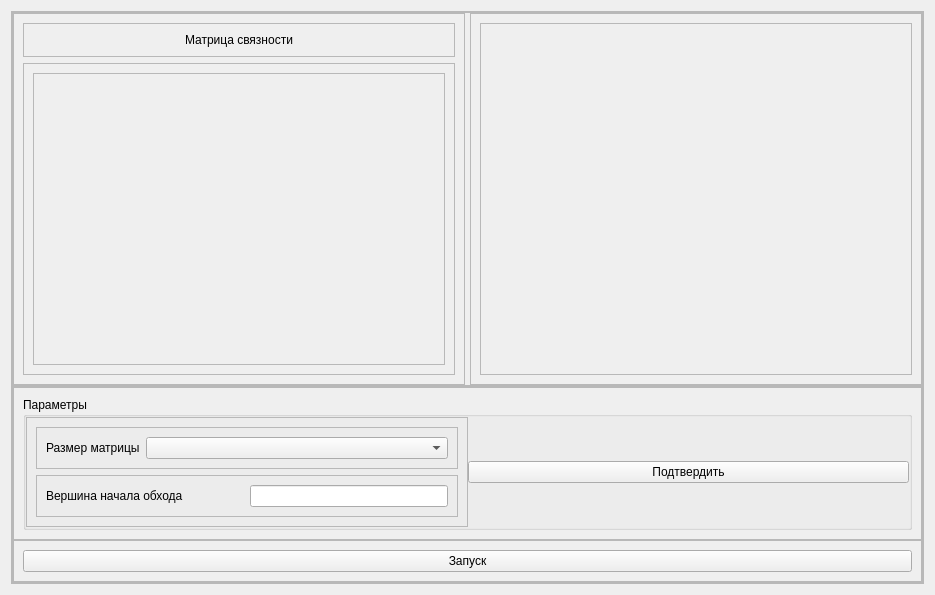
The window that dfs_algo_widget.ui (Lunovoy/graph-algorithms) describes before a commit, drawn with Qt 5.
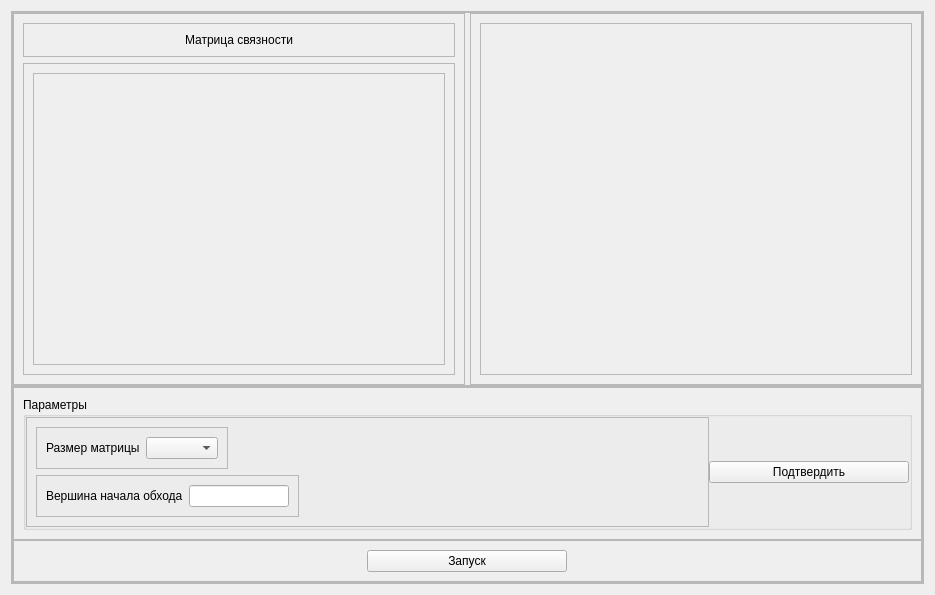
The same window after the commit.

What changed in the file:
```diff
--- a/dfs_algo_widget.ui
+++ b/dfs_algo_widget.ui
@@ -229,7 +229,7 @@
                   <enum>QFrame::Raised</enum>
                  </property>
                  <layout class="QVBoxLayout" name="verticalLayout_2">
-                  <item>
+                  <item alignment="Qt::AlignLeft">
                    <widget class="QFrame" name="frame">
                     <property name="frameShape">
                      <enum>QFrame::StyledPanel</enum>
@@ -259,12 +259,18 @@
                          <verstretch>0</verstretch>
                         </sizepolicy>
                        </property>
+                       <property name="maximumSize">
+                        <size>
+                         <width>100</width>
+                         <height>16777215</height>
+                        </size>
+                       </property>
                       </widget>
                      </item>
                     </layout>
                    </widget>
                   </item>
-                  <item>
+                  <item alignment="Qt::AlignLeft">
                    <widget class="QFrame" name="frame_2">
                     <property name="frameShape">
                      <enum>QFrame::StyledPanel</enum>
@@ -288,6 +294,12 @@
                          <verstretch>0</verstretch>
                         </sizepolicy>
                        </property>
+                       <property name="maximumSize">
+                        <size>
+                         <width>100</width>
+                         <height>16777215</height>
+                        </size>
+                       </property>
                       </widget>
                      </item>
                     </layout>
@@ -297,7 +309,13 @@
                 </widget>
                </item>
                <item>
-                <widget class="QPushButton" name="pb_apply_2">
+                <widget class="QPushButton" name="pb_apply">
+                 <property name="maximumSize">
+                  <size>
+                   <width>200</width>
+                   <height>16777215</height>
+                  </size>
+                 </property>
                  <property name="text">
                   <string>Подтвердить</string>
                  </property>
@@ -319,7 +337,13 @@
            </property>
            <layout class="QHBoxLayout" name="horizontalLayout_14">
             <item>
-             <widget class="QPushButton" name="pb_launch_2">
+             <widget class="QPushButton" name="pb_launch">
+              <property name="maximumSize">
+               <size>
+                <width>200</width>
+                <height>16777215</height>
+               </size>
+              </property>
               <property name="text">
                <string>Запуск</string>
               </property>
```
Left out of the diff: 4 changed lines with no effect on the pictures.
